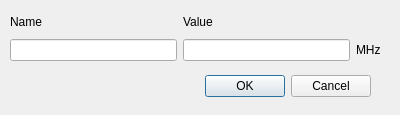
Before: the Qt Designer form TildaHost/source/Interface/FrequencyUi/Ui_Add_Freq.ui in lasersphere/Tilda, drawn with Qt 5.
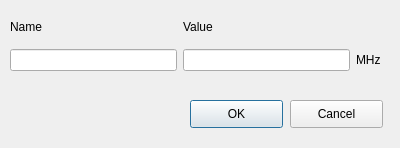
After: the same form once the commit is applied.

The edit to the form file:
```diff
--- a/TildaHost/source/Interface/FrequencyUi/Ui_Add_Freq.ui
+++ b/TildaHost/source/Interface/FrequencyUi/Ui_Add_Freq.ui
@@ -7,35 +7,19 @@
     <x>0</x>
     <y>0</y>
     <width>400</width>
-    <height>115</height>
+    <height>148</height>
    </rect>
   </property>
   <property name="windowTitle">
    <string>Dialog</string>
   </property>
-  <widget class="QDialogButtonBox" name="buttonBox">
-   <property name="geometry">
-    <rect>
-     <x>30</x>
-     <y>70</y>
-     <width>341</width>
-     <height>32</height>
-    </rect>
-   </property>
-   <property name="orientation">
-    <enum>Qt::Horizontal</enum>
-   </property>
-   <property name="standardButtons">
-    <set>QDialogButtonBox::Cancel|QDialogButtonBox::Ok</set>
-   </property>
-  </widget>
   <widget class="QWidget" name="gridLayoutWidget">
    <property name="geometry">
     <rect>
      <x>10</x>
      <y>10</y>
      <width>371</width>
-     <height>51</height>
+     <height>61</height>
     </rect>
    </property>
    <layout class="QGridLayout" name="gridLayout">
@@ -68,6 +52,32 @@
     </item>
    </layout>
   </widget>
+  <widget class="QPushButton" name="pb_add">
+   <property name="geometry">
+    <rect>
+     <x>190</x>
+     <y>100</y>
+     <width>93</width>
+     <height>28</height>
+    </rect>
+   </property>
+   <property name="text">
+    <string>OK</string>
+   </property>
+  </widget>
+  <widget class="QPushButton" name="pb_cancel">
+   <property name="geometry">
+    <rect>
+     <x>290</x>
+     <y>100</y>
+     <width>93</width>
+     <height>28</height>
+    </rect>
+   </property>
+   <property name="text">
+    <string>Cancel</string>
+   </property>
+  </widget>
  </widget>
  <resources/>
  <connections>
```
Left out of the diff: 41 changed lines with no effect on the pictures.
